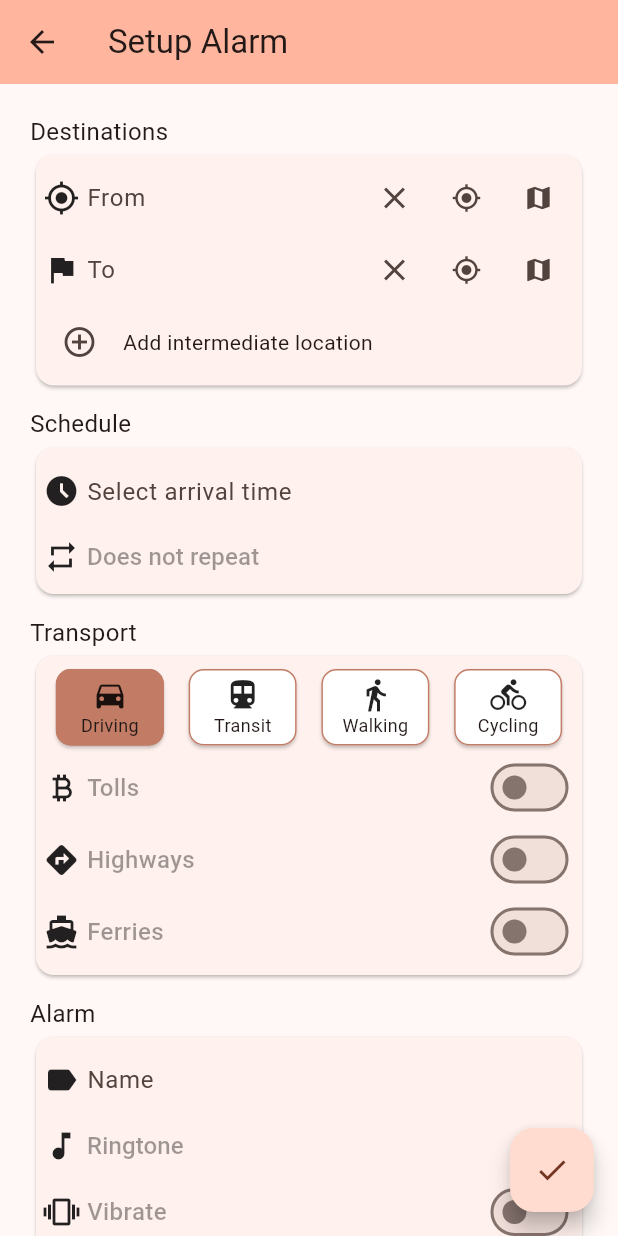
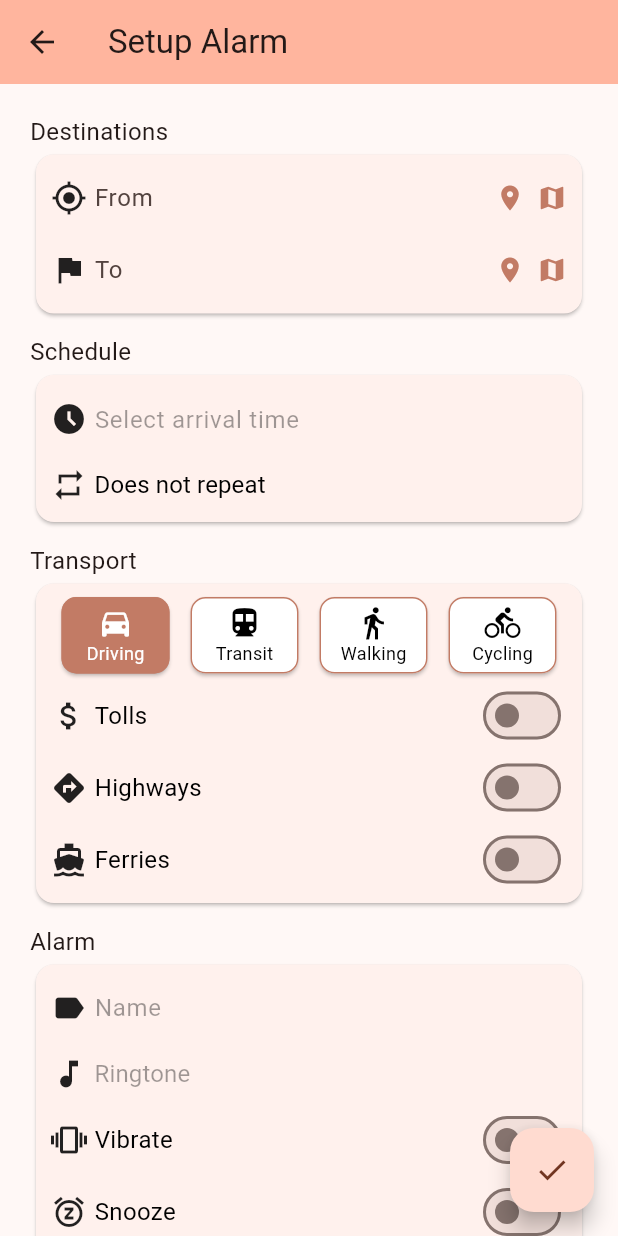
Before and after one commit to Rikenunes8/feup-s-TimeToLeaveAlarm, a Flutter app: the AlarmPage screen opened by its route, on a phone screen of 412 x 824 dp. Run offline on Flutter 3.47's test engine with Material 3 defaults, Android fonts, the phone set to English and light mode, and no system bars; drawn by our look-alikes of date_field; our stand-ins replace geolocator, google_maps_flutter, google_places_flutter, sqflite; missing offline and left inert: android_alarm_manager_plus, android_intent_plus; accounts and stored records are empty.

Commit message:
Fix some layout issues and auto intermediate location

```diff
--- a/time_to_leave_alarm/lib/components/add_intermediate_destination_button.dart
+++ /dev/null
@@ -1,18 +0,0 @@
-import 'package:flutter/material.dart';
-
-class AddIntermediateLocationButton extends StatelessWidget {
-  final IconData icon;
-  final void Function()? onPressed;
-
-  const AddIntermediateLocationButton(
-      {super.key, required this.icon, this.onPressed});
-
-  @override
-  Widget build(BuildContext context) {
-    return Row(children: [
-      IconButton(onPressed: onPressed, icon: Icon(icon)),
-      const SizedBox(width: 5),
-      const Text("Add intermediate location"),
-    ]);
-  }
-}
--- a/time_to_leave_alarm/lib/components/alarm_settings_address_tile.dart
+++ b/time_to_leave_alarm/lib/components/alarm_settings_address_tile.dart
@@ -8,17 +8,24 @@ class AlarmSettingsAddressTile extends StatelessWidget {
   final IconData icon;
   final TextEditingController controller;
   final void Function()? onClear;
+  final double? iconSize;
 
   const AlarmSettingsAddressTile(
-      {super.key, this.hintText = "", required this.icon, required this.controller, this.onClear});
+      {super.key, this.hintText = "", required this.icon, required this.controller, this.onClear, this.iconSize});
 
   Widget _buildAddressTile(BuildContext context) {
     return Row(
       children: [
-        Icon(icon),
+        Icon(icon, size: iconSize),
         const SizedBox(width: 5),
-        Expanded(child: AutoCompleteTextField(controller: controller, hintText: hintText)),
-        IconButton(onPressed: () => {controller.clear(), onClear!()}, icon: const Icon(Icons.clear)),
+        Expanded(child: AutoCompleteTextField(
+          controller: controller,
+          hintText: hintText,
+          textStyle: controller.text.isEmpty
+            ? const TextStyle(fontSize: 16, color: Colors.black26, fontWeight: FontWeight.w400)
+            : const TextStyle(fontSize: 16, color: Colors.black, fontWeight: FontWeight.w400),
+        )),
+        if (controller.text.isNotEmpty) GestureDetector(onTap: () => {controller.clear(), onClear!()}, child: const Icon(Icons.clear)),
         MyLocationButton(then: (address) => {controller.text = address}, iconSize: 20),
         MapLocationButton(then: (address) => {controller.text = address}, iconSize: 20),
       ]
@@ -32,7 +39,6 @@ class AlarmSettingsAddressTile extends StatelessWidget {
       children: [
         _buildAddressTile(context),
       ],
-
     );
   }
 }
--- a/time_to_leave_alarm/lib/components/alarm_settings_section.dart
+++ b/time_to_leave_alarm/lib/components/alarm_settings_section.dart
@@ -23,7 +23,7 @@ class _AlarmSettingsSectionState extends State<AlarmSettingsSection> {
           width: double.infinity,
           child: Card(
               child: Padding(
-                padding: const EdgeInsets.all(5),
+                padding: const EdgeInsets.fromLTRB(10, 5, 10, 5),
                 child: Column(
                   mainAxisSize: MainAxisSize.min,
                   children: widget.children,
--- a/time_to_leave_alarm/lib/components/alarm_settings_switch_tile.dart
+++ b/time_to_leave_alarm/lib/components/alarm_settings_switch_tile.dart
@@ -30,7 +30,7 @@ class _AlarmSettingsSwitchTileState extends State<AlarmSettingsSwitchTile> {
         Expanded(
             child: Text(
           widget.text,
-          style: const TextStyle(fontSize: 16, color: Colors.black38, fontWeight: FontWeight.w500),
+          style: const TextStyle(fontSize: 16, color: Colors.black, fontWeight: FontWeight.w400),
         )),
         Switch(value: value, onChanged: widget.onChanged)
       ],
--- a/time_to_leave_alarm/lib/components/map_location_button.dart
+++ b/time_to_leave_alarm/lib/components/map_location_button.dart
@@ -21,11 +21,12 @@ class MapLocationButton extends StatelessWidget {
 
   @override
   Widget build(BuildContext context) {
-    return IconButton(
-      padding: const EdgeInsets.all(0),
-      iconSize: iconSize,
-      onPressed: () => _onPressedMapButton(context),
-      icon: const Icon(Icons.map),
+    return Padding(
+      padding: const EdgeInsets.only(left: 8),
+      child: GestureDetector(
+        onTap: () => _onPressedMapButton(context),
+        child: Icon(Icons.map, size: iconSize, color: Theme.of(context).primaryColor)
+      )
     );
   }
 }
--- a/time_to_leave_alarm/lib/components/my_location_button.dart
+++ b/time_to_leave_alarm/lib/components/my_location_button.dart
@@ -8,7 +8,6 @@ class MyLocationButton extends StatelessWidget {
 
   final Function(String) then;
   final double iconSize;
-
 
   // Shamelessly stolen from https://medium.com/@fernnandoptr/how-to-get-users-current-location-address-in-flutter-geolocator-geocoding-be563ad6f66a
   Future<bool> _handleLocationPermission(BuildContext context) async {
@@ -56,11 +55,13 @@ class MyLocationButton extends StatelessWidget {
 
   @override
   Widget build(BuildContext context) {
-    return IconButton(
-        padding: const EdgeInsets.all(2),
-        iconSize: iconSize,
-        onPressed: () => _onPressedLocationButton(context),
-        icon: const Icon(Icons.my_location),
+    return Padding(
+      padding: const EdgeInsets.only(left: 5),
+      child: GestureDetector(
+        onTap: () => _onPressedLocationButton(context),
+        child: Icon(Icons.location_on,
+            size: iconSize, color: Theme.of(context).primaryColor),
+      ),
     );
   }
 }
--- a/time_to_leave_alarm/lib/components/transportation_mean_card.dart
+++ b/time_to_leave_alarm/lib/components/transportation_mean_card.dart
@@ -31,7 +31,9 @@ class TransportationMeanCard extends StatelessWidget {
           child: Padding(
             padding: const EdgeInsets.all(5),
             child: Column(
-              children: [Icon(icon), Text(text, style: const TextStyle(fontSize: 12),)],
+              children: [Icon(icon, color: selected ? Colors.white : Colors.black,), Text(text, style: TextStyle(fontSize: 12, color: selected
+                          ? Colors.white
+                          : Colors.black),)],
             ),
           ),
         ),),
--- a/time_to_leave_alarm/lib/controllers/api/widgets/auto_complete_text_field.dart
+++ b/time_to_leave_alarm/lib/controllers/api/widgets/auto_complete_text_field.dart
@@ -4,10 +4,11 @@ import 'package:google_places_flutter/model/prediction.dart';
 import 'package:time_to_leave_alarm/controllers/api/secrets.dart';
 
 class AutoCompleteTextField extends StatelessWidget {
-  const AutoCompleteTextField({super.key, required this.controller, required this.hintText});
+  const AutoCompleteTextField({super.key, required this.controller, required this.hintText, this.textStyle});
 
   final TextEditingController controller;
   final String hintText;
+  final TextStyle? textStyle;
 
   Widget buildMock(BuildContext context) {
     return TextField(
@@ -16,11 +17,14 @@ class AutoCompleteTextField extends StatelessWidget {
           hintText: hintText,
           border: InputBorder.none,
           enabledBorder: InputBorder.none,
-        ));
+        ),
+        style: textStyle
+    );
   }
 
   Widget buildApi(BuildContext context) {
     return GooglePlaceAutoCompleteTextField(
+      textStyle: textStyle ?? const TextStyle(),
       boxDecoration: const BoxDecoration(),
       textEditingController: controller,
       googleAPIKey: googleAutocompleteAPIKey,
--- a/time_to_leave_alarm/lib/views/alarm_page.dart
+++ b/time_to_leave_alarm/lib/views/alarm_page.dart
@@ -35,6 +35,12 @@ class _AlarmPageState extends State<AlarmPage> {
   final ScheduleController scheduleController = ScheduleController();
   final TransportController transportController = TransportController();
   final AlarmController alarmController = AlarmController();
+
+  _AlarmPageState() {
+    destinationsController.setOnChange(() => setState(() {
+      destinationsController.updateControllers();
+    }));
+  }
 
   @override
   void dispose() {
--- a/time_to_leave_alarm/lib/views/alarm_settings/alarm_section.dart
+++ b/time_to_leave_alarm/lib/views/alarm_settings/alarm_section.dart
@@ -33,6 +33,8 @@ class _AlarmSectionState extends State<AlarmSection> {
                 hintText: "Name",
                 border: InputBorder.none,
                 enabledBorder: InputBorder.none,
+                hintStyle: TextStyle(fontSize: 16, color: Colors.black38, fontWeight: FontWeight.w400),
+                labelStyle: TextStyle(fontSize: 16, color: Colors.black, fontWeight: FontWeight.w400)
               ))),
       AlarmSettingsIconTile(
           icon: Icons.music_note,
@@ -44,7 +46,7 @@ class _AlarmSectionState extends State<AlarmSection> {
             onPressed: () {},
             child: const Text(
               "Ringtone",
-              style: TextStyle(fontSize: 16, color: Colors.black38),
+              style: TextStyle(fontSize: 16, color: Colors.black38, fontWeight: FontWeight.w400),
             ),
           )),
       AlarmSettingsSwitchTile(
--- a/time_to_leave_alarm/lib/views/alarm_settings/destinations_section.dart
+++ b/time_to_leave_alarm/lib/views/alarm_settings/destinations_section.dart
@@ -1,57 +1,12 @@
 import 'package:flutter/material.dart';
 import 'package:time_to_leave_alarm/components/alarm_settings_address_tile.dart';
 import 'package:time_to_leave_alarm/components/alarm_settings_section.dart';
-import 'package:time_to_leave_alarm/components/add_intermediate_destination_button.dart';
 import 'package:time_to_leave_alarm/models/alarm.dart';
 
-
-class DestinationsSection extends StatefulWidget {
+class DestinationsSection extends StatelessWidget {
   final DestinationsController controller;
-  final int maxIntermediateLocations = 5;
 
   const DestinationsSection({super.key, required this.controller});
-
-  @override
-  State<DestinationsSection> createState() => _DestinationsSectionState();
-}
-
-class _DestinationsSectionState extends State<DestinationsSection> {
-  addIntermediateLocation() {
-    if (!canAddIntermediateLocationButton()) {
-      // Show snackbar with message
-      ScaffoldMessenger.of(context).showSnackBar(const SnackBar(
-          content: Text(
-              'Please fill in all fields before adding a new intermediate location')));
-      return;
-    }
-
-    final intermediateController = TextEditingController();
-    widget.controller.intermediateControllers.add(intermediateController);
-
-    setState(() {});
-  }
-
-  removeIntermediateLocation(TextEditingController controller) {
-    widget.controller.intermediateControllers.remove(controller);
-    controller.dispose();
-    setState(() {});
-  }
-
-  bool anyIntermediateLocationIsEmpty() {
-    for (final controller in widget.controller.intermediateControllers) {
-      if (controller.text.isEmpty) {
-        return true;
-      }
-    }
-    return false;
-  }
-
-  canAddIntermediateLocationButton() {
-    return (widget.controller.intermediateControllers.length <= widget.maxIntermediateLocations &&
-        widget.controller.toController.text.isNotEmpty &&
-        widget.controller.fromController.text.isNotEmpty &&
-        !anyIntermediateLocationIsEmpty());
-  }
 
   @override
   Widget build(BuildContext context) {
@@ -59,25 +14,19 @@ class _DestinationsSectionState extends State<DestinationsSection> {
       AlarmSettingsAddressTile(
         icon: Icons.my_location,
         hintText: "From",
-        controller: widget.controller.fromController,
+        controller: controller.fromController,
       ),
-      for (final controller in widget.controller.intermediateControllers)
+      for (final controller in controller.intermediateControllers)
         AlarmSettingsAddressTile(
           icon: Icons.circle_outlined,
-          hintText: "Intermediate",
+          hintText: "Add intermediate...",
           controller: controller,
-          onClear: () => removeIntermediateLocation(controller),
         ),
       AlarmSettingsAddressTile(
         icon: Icons.flag,
         hintText: "To",
-        controller: widget.controller.toController,
+        controller: controller.toController,
       ),
-      widget.controller.intermediateControllers.length >= widget.maxIntermediateLocations
-          ? const SizedBox()
-          :
-        AddIntermediateLocationButton(
-          icon: Icons.add_circle_outline, onPressed: addIntermediateLocation)
     ]);
   }
 }
@@ -86,6 +35,50 @@ class DestinationsController {
   final List<TextEditingController> intermediateControllers = [];
   final TextEditingController fromController = TextEditingController();
   final TextEditingController toController = TextEditingController();
+  final int maxIntermediateLocations;
+  VoidCallback onChange = () {};
+
+  DestinationsController({this.maxIntermediateLocations = 5});
+
+  void setOnChange(VoidCallback onChange) {
+    this.onChange = onChange;
+    fromController.addListener(onChange);
+    toController.addListener(onChange);
+    for (final controller in intermediateControllers) {
+      controller.addListener(onChange);
+    }
+  }
+
+  void addIntermediateController() {
+    var controller = TextEditingController();
+    controller.addListener(onChange);
+    intermediateControllers.add(controller);
+  }
+
+  void removeIntermediateController(TextEditingController controller) {
+    intermediateControllers.remove(controller);
+    // controller.dispose(); TODO disposing during listener callback breaks things. Not disposing is probably bad too. What's the best approach?
+  }
+
+  void updateControllers() {
+    if (intermediateControllers.isEmpty && fromController.text.isNotEmpty) {
+      addIntermediateController();
+      return;
+    }
+    for (var i = intermediateControllers.length - 1; i >= 0; i--) {
+      var current = intermediateControllers[i];
+      var previous = i == 0 ? fromController : intermediateControllers[i - 1];
+      if (current.text.isEmpty && previous.text.isEmpty) {
+        removeIntermediateController(current);
+      } else {
+        if (current.text.isNotEmpty &&
+            intermediateControllers.length < maxIntermediateLocations) {
+          addIntermediateController();
+        }
+        break;
+      }
+    }
+  }
 
   void dispose() {
     fromController.dispose();
@@ -101,7 +94,8 @@ class DestinationsController {
     intermediateControllers.clear();
     for (final intermediateLocation in alarm.getIntermediateLocations()) {
       if (intermediateLocation.isNotEmpty) {
-        intermediateControllers.add(TextEditingController(text: intermediateLocation));
+        intermediateControllers
+            .add(TextEditingController(text: intermediateLocation));
       }
     }
   }
--- a/time_to_leave_alarm/lib/views/alarm_settings/schedule_section.dart
+++ b/time_to_leave_alarm/lib/views/alarm_settings/schedule_section.dart
@@ -28,6 +28,8 @@ class _ScheduleSectionState extends State<ScheduleSection> {
                   hintText: 'Select arrival time',
                   border: InputBorder.none,
                   enabledBorder: InputBorder.none,
+                  hintStyle: TextStyle(fontSize: 16, color: Colors.black38, fontWeight: FontWeight.w400),
+                  labelStyle: TextStyle(fontSize: 16, color: Colors.black, fontWeight: FontWeight.w400)
                 ),
                 selectedDate: widget.controller.dateTime,
                 onDateSelected: (DateTime value) {
@@ -53,7 +55,10 @@ class _ScheduleSectionState extends State<ScheduleSection> {
                 },
                 child: Text(
                   widget.controller.repeat ? "Repeat" : "Does not repeat",
-                  style: const TextStyle(fontSize: 16, color: Colors.black38),
+                  style: const TextStyle(
+                      fontSize: 16,
+                      color: Colors.black,
+                      fontWeight: FontWeight.w400),
                 ),
               ),
               widget.controller.repeat
--- a/time_to_leave_alarm/lib/views/alarm_settings/transport_section.dart
+++ b/time_to_leave_alarm/lib/views/alarm_settings/transport_section.dart
@@ -26,7 +26,7 @@ class _TransportSectionState extends State<TransportSection> {
     return Column(
       children: [
         AlarmSettingsSwitchTile(
-          icon: Icons.currency_bitcoin,
+          icon: Icons.attach_money,
           text: "Tolls",
           initial: widget.controller.tolls,
           onChanged: (v) {
```
Also changed, not shown: time_to_leave_alarm/pubspec.lock.
